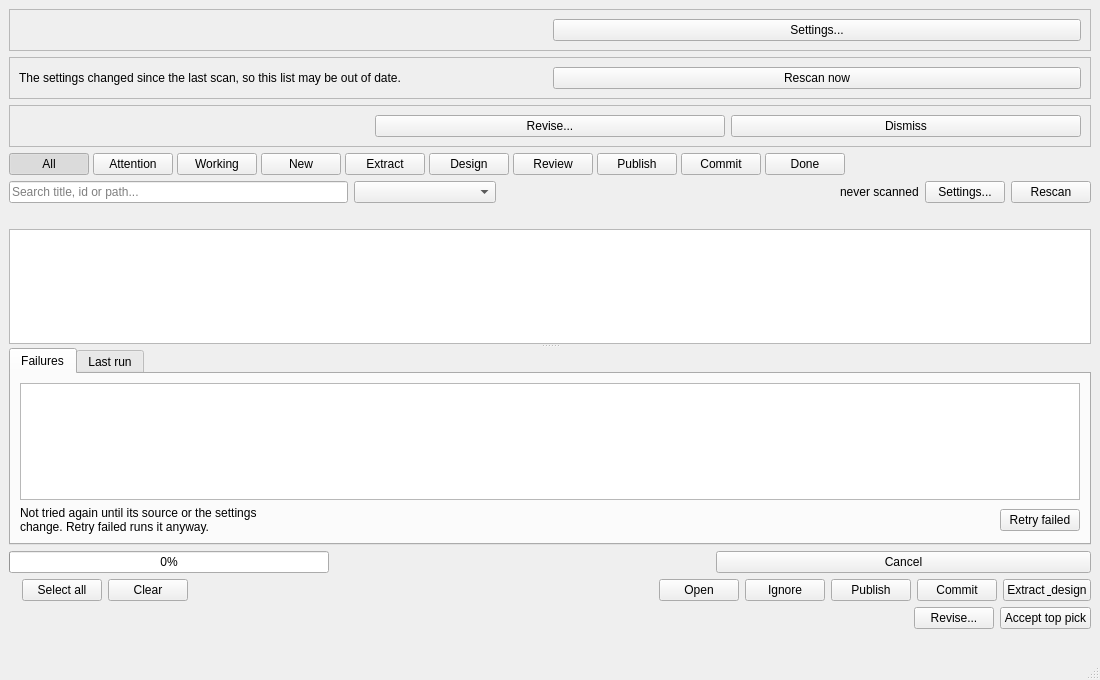
Old version of the form src/main/python/ui/worklist.ui in the repository 3ll3d00d/beqdesigner.
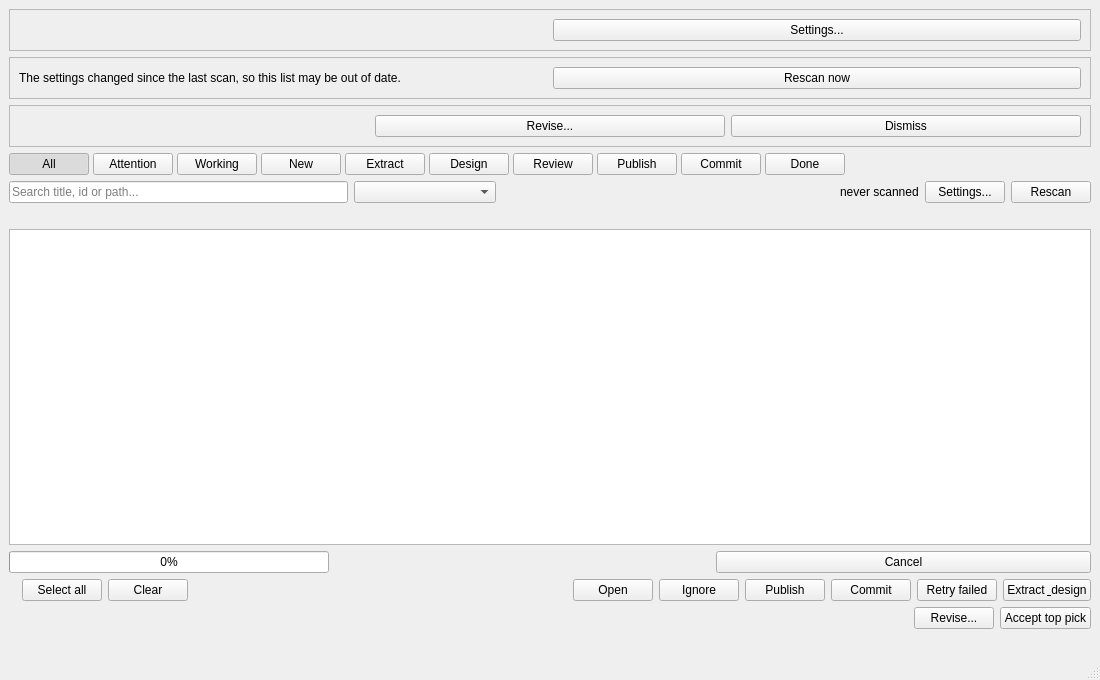
New version of the form.

Commit message: Work list: one place for a decline, grouped title-page buttons, Skip moves on, Retry from the list

What changed in the file:
```diff
--- a/src/main/python/ui/worklist.ui
+++ b/src/main/python/ui/worklist.ui
@@ -102,30 +102,6 @@
        </layout>
       </widget>
      </widget>
-      <widget class="QTabWidget" name="detailsTabs">
-      <property name="minimumSize"><size><width>0</width><height>110</height></size></property>
-      <property name="currentIndex"><number>0</number></property>
-      <widget class="QWidget" name="failuresTab">
-       <attribute name="title"><string>Failures</string></attribute>
-       <layout class="QVBoxLayout" name="failuresLayout">
-        <item><widget class="QTableWidget" name="failuresTable"/></item>
-        <item>
-         <layout class="QHBoxLayout" name="failuresButtonLayout">
-          <item><widget class="QLabel" name="failuresHintLabel"><property name="wordWrap"><bool>true</bool></property><property name="text"><string>Not tried again until its source or the settings change. Retry failed runs it anyway.</string></property></widget></item>
-          <item><spacer name="failuresSpacer"><property name="orientation"><enum>Qt::Horizontal</enum></property><property name="sizeHint" stdset="0"><size><width>40</width><height>20</height></size></property></spacer></item>
-          <item><widget class="QPushButton" name="retryButton"><property name="text"><string>Retry failed</string></property></widget></item>
-         </layout>
-        </item>
-       </layout>
-      </widget>
-      <widget class="QWidget" name="resultsTab">
-       <attribute name="title"><string>Last run</string></attribute>
-       <layout class="QVBoxLayout" name="resultsLayout">
-        <item><widget class="QTableWidget" name="resultsTable"/></item>
-        <item><widget class="QPlainTextEdit" name="resultDetails"><property name="maximumSize"><size><width>16777215</width><height>84</height></size></property><property name="readOnly"><bool>true</bool></property><property name="placeholderText"><string>Select a line to see all of its detail.</string></property></widget></item>
-       </layout>
-      </widget>
-     </widget>
      </widget>
     </item>
     <item>
@@ -158,6 +134,7 @@
       <item><widget class="QPushButton" name="ignoreButton"><property name="toolTip"><string>Ignore titles like the selected one, or just the selected titles</string></property><property name="text"><string>Ignore</string></property></widget></item>
       <item><widget class="QPushButton" name="publishButton"><property name="text"><string>Publish</string></property></widget></item>
       <item><widget class="QPushButton" name="commitButton"><property name="text"><string>Commit</string></property></widget></item>
+      <item><widget class="QPushButton" name="retryButton"><property name="text"><string>Retry failed</string></property></widget></item>
       <item><widget class="QPushButton" name="runButton"><property name="default"><bool>false</bool></property><property name="text"><string>Extract &amp; design</string></property></widget></item>
      </layout>
     </item>
```
The commit also changes 20 other files.
